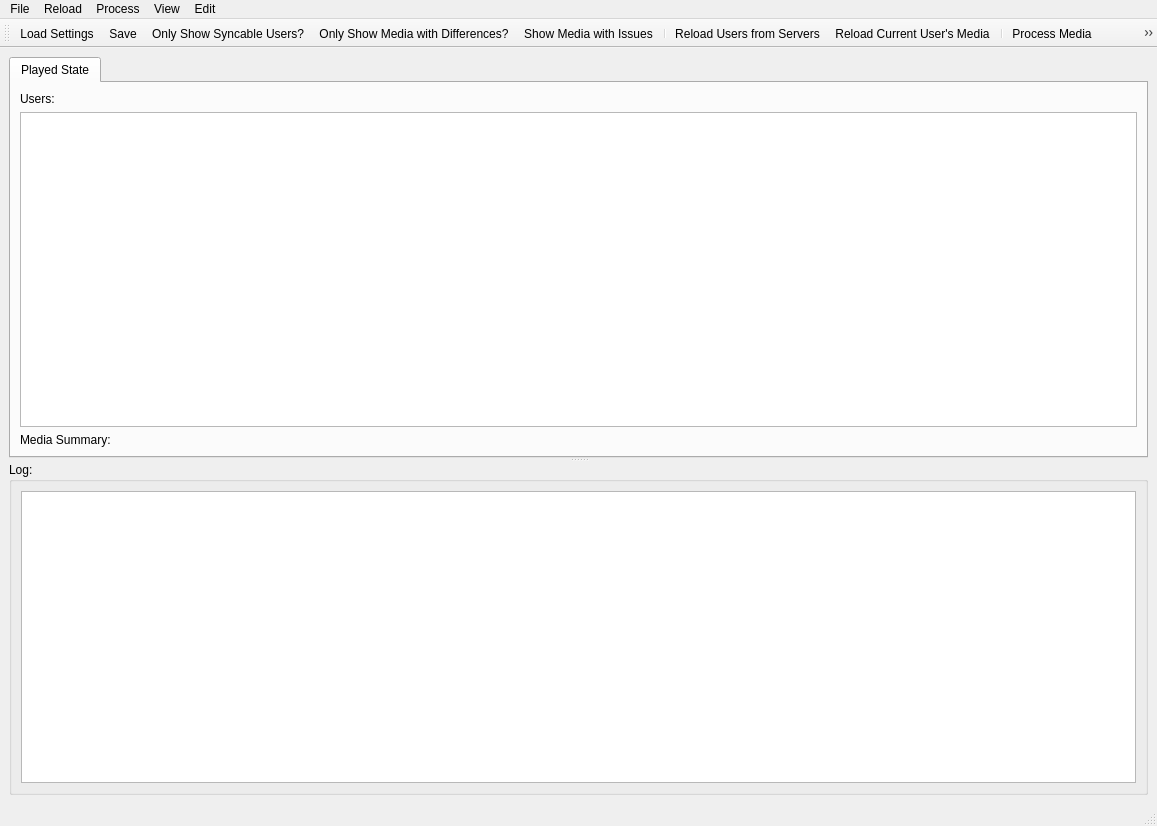
Old version of the form UI/MainWindow.ui in the repository towel42-com/EmbySync.
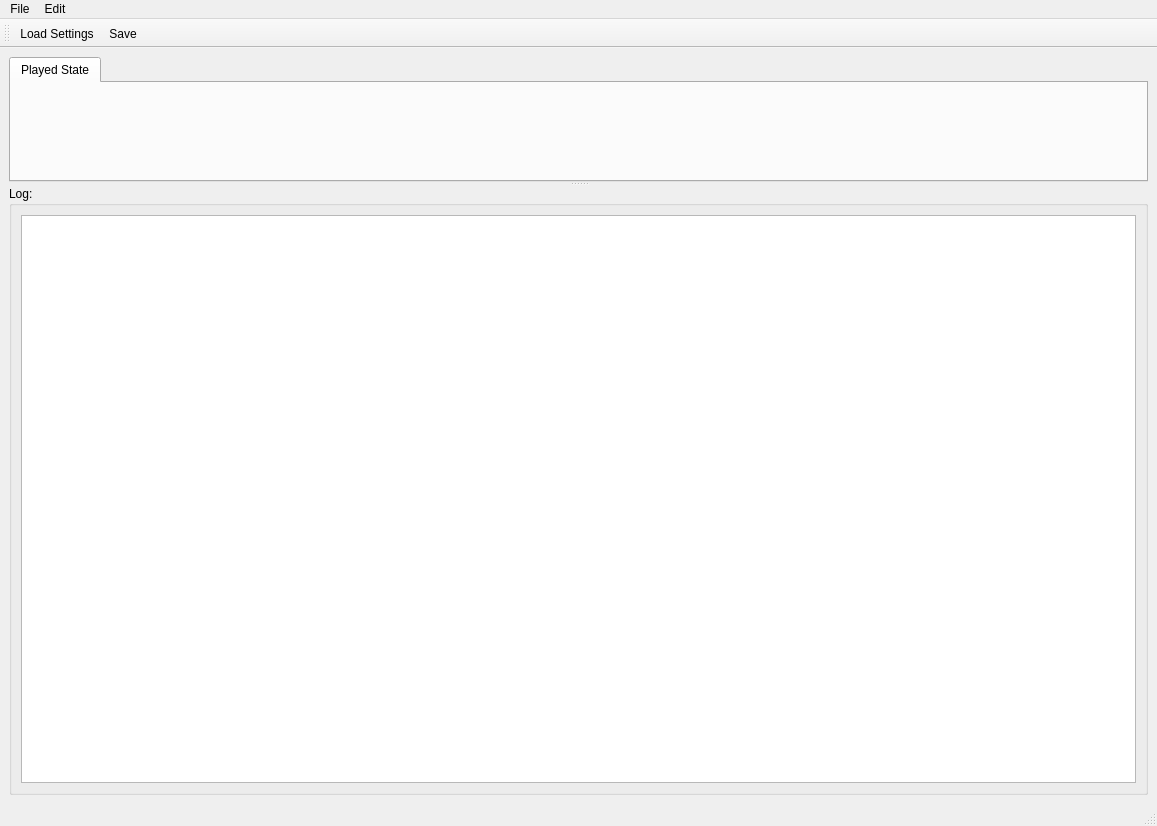
New version of the form. Icons and pictures are not drawn. Custom widgets are drawn as their Qt base class.

Commit message: SPlit the PlayState comparison into its own class

Diff of the .ui file:
```diff
--- a/UI/MainWindow.ui
+++ b/UI/MainWindow.ui
@@ -24,53 +24,11 @@
        <property name="currentIndex">
         <number>0</number>
        </property>
-       <widget class="QWidget" name="playedState">
+       <widget class="CPlayStateCompare" name="playStateCompare">
         <attribute name="title">
          <string>Played State</string>
         </attribute>
-        <layout class="QVBoxLayout" name="verticalLayout_2">
-         <item>
-          <widget class="QSplitter" name="playedStateSplitter">
-           <property name="orientation">
-            <enum>Qt::Horizontal</enum>
-           </property>
-           <widget class="QWidget" name="layoutWidget">
-            <layout class="QVBoxLayout" name="verticalLayout">
-             <item>
-              <widget class="QLabel" name="usersLabel">
-               <property name="text">
-                <string>Users:</string>
-               </property>
-              </widget>
-             </item>
-             <item>
-              <widget class="QTreeView" name="users">
-               <property name="alternatingRowColors">
-                <bool>true</bool>
-               </property>
-               <property name="sortingEnabled">
-                <bool>true</bool>
-               </property>
-              </widget>
-             </item>
-            </layout>
-           </widget>
-          </widget>
-         </item>
-         <item>
-          <widget class="QLabel" name="mediaSummaryLabel">
-           <property name="sizePolicy">
-            <sizepolicy hsizetype="Preferred" vsizetype="Maximum">
-             <horstretch>0</horstretch>
-             <verstretch>0</verstretch>
-            </sizepolicy>
-           </property>
-           <property name="text">
-            <string>Media Summary:</string>
-           </property>
-          </widget>
-         </item>
-        </layout>
+        <layout class="QVBoxLayout" name="verticalLayout_2"/>
        </widget>
       </widget>
       <widget class="QGroupBox" name="groupBox">
@@ -134,32 +92,7 @@
     <addaction name="separator"/>
     <addaction name="actionCheckForLatestVersion"/>
    </widget>
-   <widget class="QMenu" name="menuProcess">
-    <property name="title">
-     <string>Process</string>
-    </property>
-    <addaction name="actionRepairUserConnectedIDs"/>
-    <addaction name="separator"/>
-    <addaction name="actionProcess"/>
-    <addaction name="actionSelectiveProcess"/>
-   </widget>
-   <widget class="QMenu" name="menuReload">
-    <property name="title">
-     <string>Reload</string>
-    </property>
-    <addaction name="actionReloadServers"/>
-    <addaction name="actionReloadCurrentUser"/>
-   </widget>
-   <widget class="QMenu" name="menuView">
-    <property name="title">
-     <string>View</string>
-    </property>
-    <addaction name="actionViewMediaInformation"/>
-   </widget>
    <addaction name="menuFile"/>
-   <addaction name="menuReload"/>
-   <addaction name="menuProcess"/>
-   <addaction name="menuView"/>
    <addaction name="menuEdit"/>
   </widget>
   <widget class="QStatusBar" name="statusbar"/>
@@ -175,15 +108,6 @@
    </attribute>
    <addaction name="actionLoadSettings"/>
    <addaction name="actionSave"/>
-   <addaction name="actionOnlyShowSyncableUsers"/>
-   <addaction name="actionOnlyShowMediaWithDifferences"/>
-   <addaction name="actionShowMediaWithIssues"/>
-   <addaction name="separator"/>
-   <addaction name="actionReloadServers"/>
-   <addaction name="actionReloadCurrentUser"/>
-   <addaction name="separator"/>
-   <addaction name="actionProcess"/>
-   <addaction name="actionSelectiveProcess"/>
   </widget>
   <action name="actionSettings">
    <property name="icon">
@@ -226,45 +150,6 @@
     <string>Alt+F4</string>
    </property>
   </action>
-  <action name="actionProcess">
-   <property name="icon">
-    <iconset resource="EmbySync.qrc">
-     <normaloff>:/resources/process.png</normaloff>:/resources/process.png</iconset>
-   </property>
-   <property name="text">
-    <string>Process Media</string>
-   </property>
-   <property name="toolTip">
-    <string>Process Media</string>
-   </property>
-  </action>
-  <action name="actionReloadServers">
-   <property name="icon">
-    <iconset resource="EmbySync.qrc">
-     <normaloff>:/resources/reloadServers.png</normaloff>:/resources/reloadServers.png</iconset>
-   </property>
-   <property name="text">
-    <string>Reload Users from Servers</string>
-   </property>
-   <property name="toolTip">
-    <string>Reload Servers</string>
-   </property>
-  </action>
-  <action name="actionOnlyShowSyncableUsers">
-   <property name="checkable">
-    <bool>true</bool>
-   </property>
-   <property name="checked">
-    <bool>false</bool>
-   </property>
-   <property name="icon">
-    <iconset resource="EmbySync.qrc">
-     <normaloff>:/resources/syncusers.png</normaloff>:/resources/syncusers.png</iconset>
-   </property>
-   <property name="text">
-    <string>Only Show Syncable Users?</string>
-   </property>
-  </action>
   <action name="actionNoRecentFiles">
    <property name="enabled">
     <bool>false</bool>
@@ -273,62 +158,6 @@
     <string>No Recent Settings</string>
    </property>
   </action>
-  <action name="actionOnlyShowMediaWithDifferences">
-   <property name="checkable">
-    <bool>true</bool>
-   </property>
-   <property name="icon">
-    <iconset resource="EmbySync.qrc">
-     <normaloff>:/resources/syncmedia.png</normaloff>:/resources/syncmedia.png</iconset>
-   </property>
-   <property name="text">
-    <string>Only Show Media with Differences?</string>
-   </property>
-  </action>
-  <action name="actionReloadCurrentUser">
-   <property name="icon">
-    <iconset resource="EmbySync.qrc">
-     <normaloff>:/resources/reloadUsers.png</normaloff>:/resources/reloadUsers.png</iconset>
-   </property>
-   <property name="text">
-    <string>Reload Current User's Media</string>
-   </property>
-   <property name="toolTip">
-    <string>Reload Current User</string>
-   </property>
-  </action>
-  <action name="actionSelectiveProcess">
-   <property name="icon">
-    <iconset resource="EmbySync.qrc">
-     <normaloff>:/resources/processRight.png</normaloff>:/resources/processRight.png</iconset>
-   </property>
-   <property name="text">
-    <string>Select a Server and Update other servers to it..</string>
-   </property>
-   <property name="toolTip">
-    <string>Select a Server and Update other servers to it</string>
-   </property>
-  </action>
-  <action name="actionShowMediaWithIssues">
-   <property name="checkable">
-    <bool>true</bool>
-   </property>
-   <property name="icon">
-    <iconset resource="EmbySync.qrc">
-     <normaloff>:/resources/issues.png</normaloff>:/resources/issues.png</iconset>
-   </property>
-   <property name="text">
-    <string>Show Media with Issues</string>
-   </property>
-   <property name="toolTip">
-    <string>Show Media with Issues</string>
-   </property>
-  </action>
-  <action name="actionViewMediaInformation">
-   <property name="text">
-    <string>Media Information...</string>
-   </property>
-  </action>
   <action name="actionSaveAs">
    <property name="text">
     <string>Save As...</string>
@@ -351,6 +180,14 @@
    </property>
   </action>
  </widget>
+ <customwidgets>
+  <customwidget>
+   <class>CPlayStateCompare</class>
+   <extends>QWidget</extends>
+   <header>PlayStateCompare.h</header>
+   <container>1</container>
+  </customwidget>
+ </customwidgets>
  <resources>
   <include location="EmbySync.qrc"/>
  </resources>
```
Left out of the diff: 8 changed lines with no effect on the pictures. The commit also changes 6 other files.
